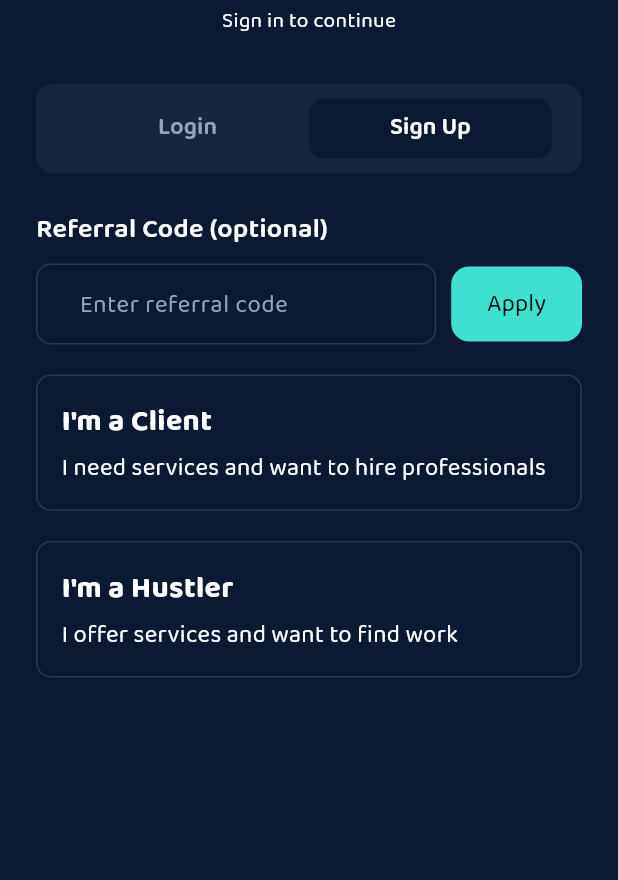
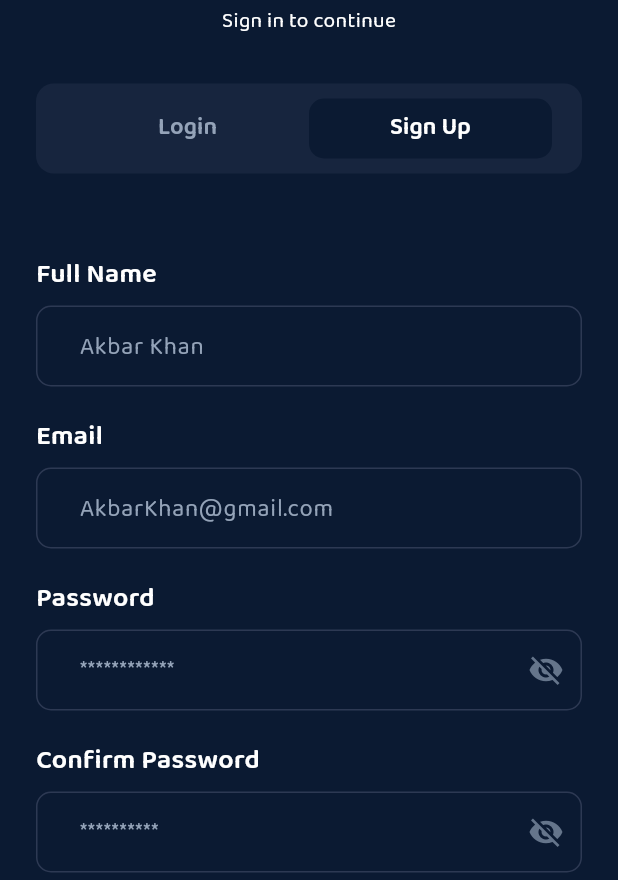
Before and after one commit to Shayanzahid227/back-end_app, a Flutter app: the AuthScreen screen opened directly, tab 2 chosen, on a phone screen of 412 x 824 dp, the part 356-1236 px from its top. Run offline on Flutter 3.47's test engine with Material 3 defaults, Android fonts, the phone set to English and light mode, and no system bars; our stand-ins replace cloud_firestore, device_preview, firebase_auth, firebase_core, flutter_screenutil, get and 2 more; accounts and stored records are empty.

Commit message:
updated code

```diff
--- a/lib/core/model/app_user.dart
+++ b/lib/core/model/app_user.dart
@@ -1,6 +1,6 @@
 import 'package:hustler_syn/core/model/service_price_model.dart';
 
-class UserModel {
+class AppUserModel {
   String? id;
   String? image;
   String? name;
@@ -10,7 +10,7 @@ class UserModel {
   String? phoneNumber;
   String? description;
 
-  UserModel({
+  AppUserModel({
     this.id,
     this.image,
     this.name,
@@ -23,8 +23,8 @@ class UserModel {
   /// ---------------------------
   /// FROM JSON
   /// ---------------------------
-  factory UserModel.fromJson(Map<String, dynamic> json) {
-    return UserModel(
+  factory AppUserModel.fromJson(Map<String, dynamic> json) {
+    return AppUserModel(
       id: json['id'],
       image: json['image'],
       name: json['name'],
--- a/lib/main.dart
+++ b/lib/main.dart
@@ -5,6 +5,7 @@ import 'package:get/get_navigation/src/root/get_material_app.dart';
 import 'package:device_preview/device_preview.dart';
 import 'package:hustler_syn/core/constant/colors.dart';
 import 'package:hustler_syn/firebase_options.dart';
+import 'package:hustler_syn/screens/auth/main_auth_screen/main_auth_screen.dart';
 import 'package:hustler_syn/screens/on_boarding/splash_screen.dart';
 
 void main() async {
@@ -52,7 +53,7 @@ class MyApp extends StatelessWidget {
               colorScheme: ColorScheme.fromSeed(seedColor: Colors.deepPurple),
               useMaterial3: true,
             ),
-            home: SplashScreen());
+            home: AuthScreen());
       },
     );
   }
--- a/lib/screens/auth/client_account/client_account-screen.dart
+++ b/lib/screens/auth/client_account/client_account-screen.dart
@@ -1,4 +1,3 @@
-import 'dart:io';
 
 import 'package:flutter/material.dart';
 import 'package:get/get_core/src/get_main.dart';
@@ -6,15 +5,12 @@ import 'package:get/get_navigation/get_navigation.dart';
 import 'package:hustler_syn/core/constant/app_assets.dart';
 import 'package:hustler_syn/screens/auth/client_account/client_account_view_model.dart';
 import 'package:hustler_syn/screens/auth/main_auth_screen/main_auth_screen.dart';
-import 'package:image_picker/image_picker.dart';
 import 'package:provider/provider.dart';
 import 'package:flutter_screenutil/flutter_screenutil.dart';
 import 'package:hustler_syn/core/constant/colors.dart';
 import 'package:hustler_syn/core/constant/text_style.dart';
 import 'package:hustler_syn/core/constant/auth_text_field.dart';
 import 'package:hustler_syn/core/custom_widgets/custom_button.dart';
-
-import '../../../core/constant/app_assets.dart';
 
 class ClientAccountScreen extends StatelessWidget {
   const ClientAccountScreen({super.key});
--- a/lib/screens/auth/main_auth_screen/sign_up/sign_up_screen.dart
+++ b/lib/screens/auth/main_auth_screen/sign_up/sign_up_screen.dart
@@ -1,112 +1,98 @@
 import 'package:flutter/material.dart';
 import 'package:flutter_screenutil/flutter_screenutil.dart';
-import 'package:get/get_core/get_core.dart';
+import 'package:get/get_core/src/get_main.dart';
 import 'package:get/get_navigation/get_navigation.dart';
 import 'package:hustler_syn/core/constant/auth_text_field.dart';
 import 'package:hustler_syn/core/constant/colors.dart';
 import 'package:hustler_syn/core/constant/text_style.dart';
-import 'package:hustler_syn/screens/auth/client_account/client_account-screen.dart';
-import 'package:hustler_syn/screens/auth/hustlers_account/hustler_account_screen.dart';
-import 'package:hustler_syn/screens/auth/hustlers_account/hustlers_account_view_model.dart';
+import 'package:hustler_syn/core/custom_widgets/custom_button.dart';
+import 'package:hustler_syn/screens/auth/main_auth_screen/sign_up/sign_up_view_model.dart';
+import 'package:hustler_syn/screens/root_screen/root_screen.dart';
+import 'package:provider/provider.dart';
 
 class SignUpScreen extends StatelessWidget {
   const SignUpScreen({super.key});
 
   @override
   Widget build(BuildContext context) {
-    Widget buildRoleCard({
-      required String title,
-      required String subtitle,
-      VoidCallback? onTap,
-    }) {
-      return GestureDetector(
-        onTap: onTap,
-        child: Container(
-          width: double.infinity,
-          padding: const EdgeInsets.all(16),
-          decoration: BoxDecoration(
-            color: backGroundColor,
-            border: Border.all(color: borderColor),
-            borderRadius: BorderRadius.circular(10),
-          ),
+    return ChangeNotifierProvider(
+      create: (context) => SignUpViewModel(),
+      child: Consumer<SignUpViewModel>(
+        builder: (context, viewModel, child) => SingleChildScrollView(
+          padding: const EdgeInsets.all(24.0),
           child: Column(
             crossAxisAlignment: CrossAxisAlignment.start,
             children: [
-              Text(
-                title,
-                style: style20_600.copyWith(fontWeight: FontWeight.w700),
+              30.verticalSpace,
+              Text('Full Name', style: style18_600),
+              8.verticalSpace,
+              TextFormField(
+                controller: viewModel.fullNameController,
+                style: const TextStyle(color: greyColor),
+                decoration: customAuthField.copyWith(hintText: 'Akbar Khan'),
               ),
-              5.verticalSpace,
-              Text(subtitle, style: style16_500),
+              20.verticalSpace,
+              Text('Email', style: style18_600),
+              8.verticalSpace,
+              TextFormField(
+                controller: viewModel.emailController,
+                style: const TextStyle(color: greyColor),
+                decoration:
+                    customAuthField.copyWith(hintText: 'AkbarKhan@gmail.com'),
+              ),
+              20.verticalSpace,
+              Text('Password', style: style18_600),
+              8.verticalSpace,
+              TextFormField(
+                controller: viewModel.passwordController,
+                obscureText: !viewModel.isPasswordVisible,
+                style: const TextStyle(color: greyColor),
+                decoration: customAuthField.copyWith(
+                  hintText: '************',
+                  suffixIcon: IconButton(
+                    icon: Icon(
+                      viewModel.isPasswordVisible
+                          ? Icons.visibility
+                          : Icons.visibility_off,
+                      color: lightGreyColor,
+                    ),
+                    onPressed: viewModel.togglePasswordVisibility,
+                  ),
+                ),
+              ),
+              20.verticalSpace,
+              Text('Confirm Password', style: style18_600),
+              8.verticalSpace,
+              TextFormField(
+                controller: viewModel.confirmPasswordController,
+                obscureText: !viewModel.isConfirmPasswordVisible,
+                style: const TextStyle(color: greyColor),
+                decoration: customAuthField.copyWith(
+                  hintText: '**********',
+                  suffixIcon: IconButton(
+                    icon: Icon(
+                      viewModel.isConfirmPasswordVisible
+                          ? Icons.visibility
+                          : Icons.visibility_off,
+                      color: lightGreyColor,
+                    ),
+                    onPressed: viewModel.toggleConfirmPasswordVisibility,
+                  ),
+                ),
+              ),
+              20.verticalSpace,
+              Padding(
+                padding: const EdgeInsets.symmetric(horizontal: 50.0),
+                child: CustomButton(
+                    textColor: backGroundColor,
+                    text: 'SignUp',
+                    onTap: () {
+                      viewModel.createAccount();
+                    }),
+              ),
             ],
           ),
         ),
-      );
-    }
-
-    return SingleChildScrollView(
-      padding: const EdgeInsets.all(24.0),
-      child: Column(
-        crossAxisAlignment: CrossAxisAlignment.start,
-        children: [
-          // Referral Code
-          Text(
-            'Referral Code (optional)',
-            style: style16_600.copyWith(fontSize: 18.sp),
-          ),
-          10.verticalSpace,
-
-          Row(
-            mainAxisAlignment: MainAxisAlignment.spaceBetween,
-            children: [
-              Expanded(
-                child: TextFormField(
-                  decoration: customAuthField.copyWith(
-                    hintText: 'Enter referral code',
-                  ),
-                  style: const TextStyle(color: greyColor),
-                ),
-              ),
-              10.horizontalSpace,
-              SizedBox(
-                height: 50,
-                child: ElevatedButton(
-                  onPressed: () {},
-                  style: ElevatedButton.styleFrom(
-                    backgroundColor: primaryColor,
-                    shape: RoundedRectangleBorder(
-                      borderRadius: BorderRadius.circular(12),
-                    ),
-                  ),
-                  child: Text(
-                    'Apply',
-                    style: style16_400.copyWith(color: blackColor),
-                  ),
-                ),
-              ),
-            ],
-          ),
-
-          20.verticalSpace,
-
-          // Role Selection Cards
-          buildRoleCard(
-            onTap: () {
-              Get.to(ClientAccountScreen());
-            },
-            title: "I'm a Client",
-            subtitle: 'I need services and want to hire professionals',
-          ),
-          20.verticalSpace,
-          buildRoleCard(
-            onTap: () {
-              Get.to(HustlerAccountScreen());
-            },
-            title: "I'm a Hustler",
-            subtitle: 'I offer services and want to find work',
-          ),
-          const SizedBox(height: 32),
-        ],
       ),
     );
   }
--- a/lib/screens/auth/main_auth_screen/sign_up/sign_up_view_model.dart
+++ b/lib/screens/auth/main_auth_screen/sign_up/sign_up_view_model.dart
@@ -1,3 +1,118 @@
+import 'package:flutter/material.dart';
+import 'package:get/get.dart';
 import 'package:hustler_syn/core/base_view_model/base_view_model.dart';
+import 'package:hustler_syn/core/constant/colors.dart';
+import 'package:hustler_syn/core/enums/view_state.dart';
+import 'package:hustler_syn/core/model/app_user.dart';
+import 'package:hustler_syn/core/services/auth_services.dart';
+import 'package:hustler_syn/core/services/data_base_services.dart';
+import 'package:hustler_syn/screens/root_screen/root_screen.dart';
 
-class SignUpViewModel extends BaseViewModel{}
+class SignUpViewModel extends BaseViewModel {
+  final TextEditingController fullNameController = TextEditingController();
+  final TextEditingController emailController = TextEditingController();
+  final TextEditingController passwordController = TextEditingController();
+  final TextEditingController confirmPasswordController =
+      TextEditingController();
+
+  bool _isPasswordVisible = false;
+  bool _isConfirmPasswordVisible = false;
+  bool _isLoading = false;
+
+  bool get isPasswordVisible => _isPasswordVisible;
+  bool get isConfirmPasswordVisible => _isConfirmPasswordVisible;
+  bool get isLoading => _isLoading;
+
+  final AuthServices authServices = AuthServices();
+  final DataBaseServices _db = DataBaseServices();
+  final AppUserModel appUser = AppUserModel();
+
+  void togglePasswordVisibility() {
+    _isPasswordVisible = !_isPasswordVisible;
+    notifyListeners();
+  }
+
+  void toggleConfirmPasswordVisibility() {
+    _isConfirmPasswordVisible = !_isConfirmPasswordVisible;
+    notifyListeners();
+  }
+
+  void createAccount() async {
+    if (!validateForm()) return;
+
+    _isLoading = true;
+    notifyListeners();
+
+    final result = await authServices.registerUser(appUser);
+
+    _isLoading = false;
+    notifyListeners();
+
+    if (result == null) {
+      Get.snackbar("Error", "Registration failed",
+          backgroundColor: primaryColor, colorText: backGroundColor);
+      return;
+    }
+
+    await _db.setUserDate(appUser);
+
+    Get.snackbar("Success", "Account created successfully",
+        backgroundColor: primaryColor, colorText: backGroundColor);
+
+    Get.offAll(() => RootScreen());
+  }
+
+  bool validateForm() {
+    if (fullNameController.text.trim().isEmpty) {
+      _showError("Please enter your full name");
+      return false;
+    }
+
+    if (emailController.text.trim().isEmpty ||
+        !emailController.text.contains("@") ||
+        !emailController.text.contains(".")) {
+      _showError("Please enter a valid email");
+      return false;
+    }
+
+    if (passwordController.text.trim().isEmpty) {
+      _showError("Password cannot be empty");
+      return false;
+    }
+
+    if (passwordController.text.trim().length < 6) {
+      _showError("Password must be at least 6 characters long");
+      return false;
+    }
+
+    if (confirmPasswordController.text.trim().isEmpty) {
+      _showError("Confirm your password");
+      return false;
+    }
+
+    if (passwordController.text != confirmPasswordController.text) {
+      _showError("Passwords do not match");
+      return false;
+    }
+
+    appUser.name = fullNameController.text.trim();
+    appUser.email = emailController.text.trim();
+    appUser.password = passwordController.text.trim();
+
+    return true;
+  }
+
+  void _showError(String message) {
+    Get.snackbar("Error", message,
+        colorText: backGroundColor, backgroundColor: primaryColor);
+  }
+
+  @override
+  void dispose() {
+    fullNameController.dispose();
+    emailController.dispose();
+    passwordController.dispose();
+    confirmPasswordController.dispose();
+    super.dispose();
+  }
+}
--- a/pubspec.yaml
+++ b/pubspec.yaml
@@ -29,6 +29,7 @@ dependencies:
   image_picker: ^1.2.1
   firebase_core: ^4.2.1
   firebase_auth: ^6.1.2
+  cloud_firestore:
 
 dev_dependencies:
   flutter_test:
```
Also changed, not shown: lib/core/services/auth_services.dart (+2 -16 lines), lib/core/services/data_base_services.dart (+19 -2 lines), lib/screens/auth/main_auth_screen/login/login_screen.dart (+42 -16 lines), lib/screens/auth/main_auth_screen/login/login_view_model.dart (+70 -1 lines), pubspec.lock, 3 other files.
